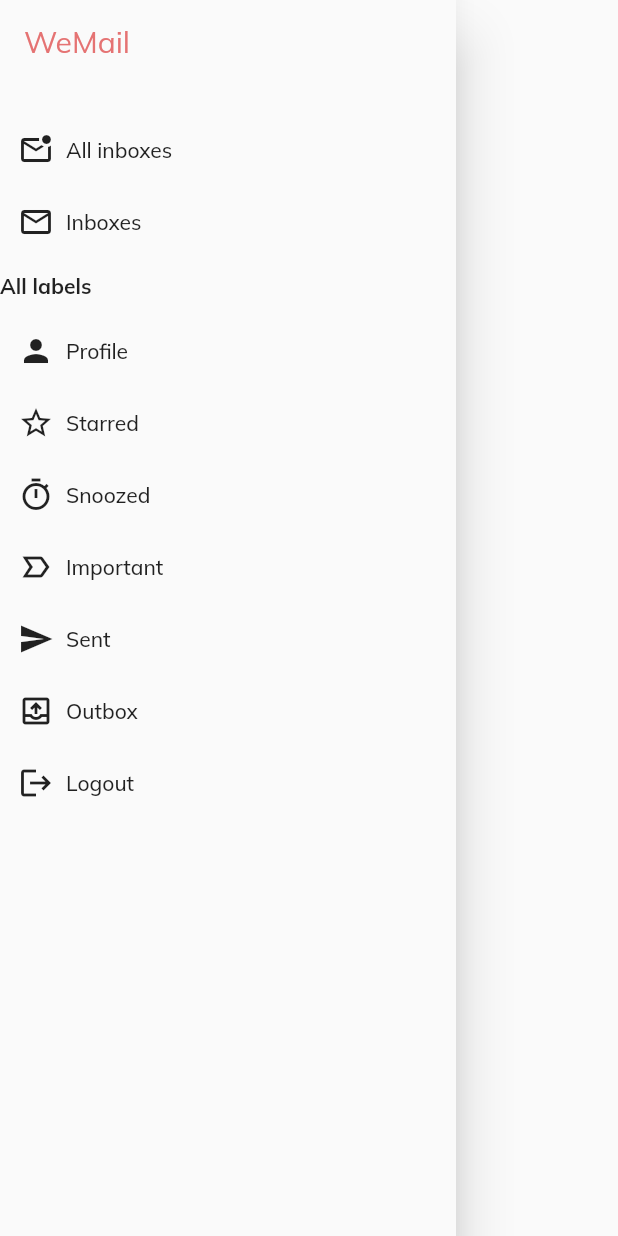
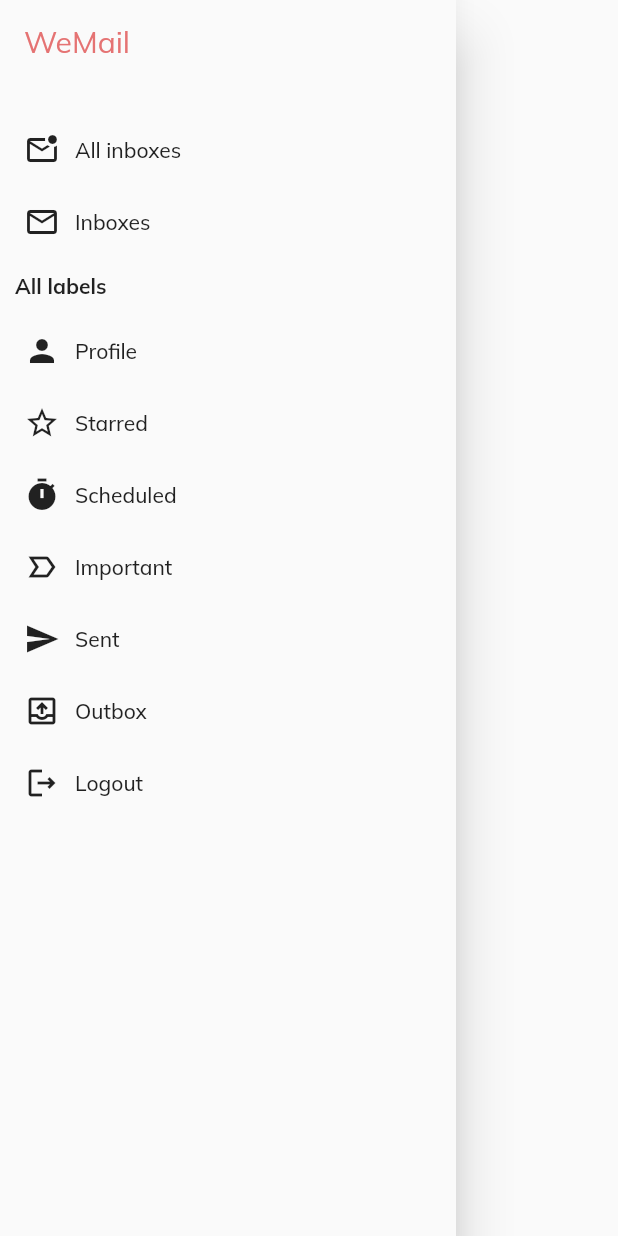
Before and after one commit to Nighthawk4709/flipr9.0, a Flutter app: the NavDrawer widget shown alone on an empty page, opened directly, on a phone screen of 412 x 824 dp. Run offline on Flutter 3.47's test engine with Material 2 defaults, Android fonts, the phone set to English and light mode, and no system bars; our stand-ins replace firebase_core, font_awesome_flutter, getwidget, google_fonts; missing offline and left inert: lit_firebase_auth; accounts and stored records are empty.

Commit message:
new layout done

```diff
--- a/lib/homepage/drawer.dart
+++ b/lib/homepage/drawer.dart
@@ -1,3 +1,4 @@
+import 'package:flipr/history/sent.dart';
 import 'package:flutter/material.dart';
 import 'package:lit_firebase_auth/lit_firebase_auth.dart';
 
@@ -25,34 +26,57 @@ class _NavDrawerState extends State<NavDrawer> {
               height: 20.0,
             ),
             Row(children: [
-            Container(
+              InkWell(
+                  child: Container(
                 width: MediaQuery.of(context).size.width * 0.7,
+                child: FlatButton(
+                  minWidth: MediaQuery.of(context).size.width * 0.7,
+                  onPressed: () {},
                   child: Align(
                     alignment: Alignment.topLeft,
-                child: FlatButton.icon(
-                    onPressed: () {},
-                    icon: Icon(Icons.mark_email_unread_outlined),
-                    label: Text("All inboxes")),
+                    child: Row(
+                      children: [
+                        Icon(Icons.mark_email_unread_outlined),
+                        SizedBox(
+                          width: 10,
+                        ),
+                        Text("All inboxes")
+                      ],
                     ),
                   ),
+                ),
+              ))
             ]),
             Row(children: [
-            Container(
+              InkWell(
+                  child: Container(
                 width: MediaQuery.of(context).size.width * 0.7,
+                child: FlatButton(
+                  minWidth: MediaQuery.of(context).size.width * 0.7,
+                  onPressed: () {},
                   child: Align(
                     alignment: Alignment.topLeft,
-                child: FlatButton.icon(
-                    onPressed: () {},
-                    icon: Icon(Icons.email_outlined),
-                    label: Text("Inboxes")),
+                    child: Row(
+                      children: [
+                        Icon(Icons.email_outlined),
+                        SizedBox(
+                          width: 10,
+                        ),
+                        Text("Inboxes")
+                      ],
                     ),
                   ),
+                ),
+              ))
             ]),
             SizedBox(
               height: 10.0,
             ),
             Row(
               children: [
+                SizedBox(
+                  width: 10,
+                ),
                 Text(
                   "All labels",
                   style: TextStyle(fontWeight: FontWeight.bold),
@@ -63,93 +87,162 @@ class _NavDrawerState extends State<NavDrawer> {
               height: 10.0,
             ),
             Row(children: [
-            Container(
+              InkWell(
+                  child: Container(
                 width: MediaQuery.of(context).size.width * 0.7,
+                child: FlatButton(
+                  minWidth: MediaQuery.of(context).size.width * 0.7,
+                  onPressed: () {},
                   child: Align(
                     alignment: Alignment.topLeft,
-                child: FlatButton.icon(
-                    onPressed: () {},
-                    icon: Icon(Icons.person),
-                    label: Text("Profile")),
+                    child: Row(
+                      children: [
+                        Icon(Icons.person),
+                        SizedBox(
+                          width: 10,
+                        ),
+                        Text("Profile")
+                      ],
                     ),
                   ),
+                ),
+              ))
             ]),
             Row(children: [
-            Container(
+              InkWell(
+                  child: Container(
                 width: MediaQuery.of(context).size.width * 0.7,
+                child: FlatButton(
+                  minWidth: MediaQuery.of(context).size.width * 0.7,
+                  onPressed: () {},
                   child: Align(
                     alignment: Alignment.topLeft,
-                child: FlatButton.icon(
-                    onPressed: () {},
-                    icon: Icon(Icons.star_border),
-                    label: Text("Starred")),
+                    child: Row(
+                      children: [
+                        Icon(Icons.star_border_outlined),
+                        SizedBox(
+                          width: 10,
+                        ),
+                        Text("Starred")
+                      ],
                     ),
                   ),
+                ),
+              ))
             ]),
             Row(children: [
-            Container(
+              InkWell(
+                  child: Container(
                 width: MediaQuery.of(context).size.width * 0.7,
+                child: FlatButton(
+                  minWidth: MediaQuery.of(context).size.width * 0.7,
+                  onPressed: () {},
                   child: Align(
                     alignment: Alignment.topLeft,
-                child: FlatButton.icon(
-                    onPressed: () {},
-                    icon: Icon(Icons.timer_sharp),
-                    label: Text("Snoozed")),
+                    child: Row(
+                      children: [
+                        Icon(Icons.timer),
+                        SizedBox(
+                          width: 10,
+                        ),
+                        Text("Scheduled")
+                      ],
                     ),
                   ),
+                ),
+              ))
             ]),
             Row(children: [
-            Container(
+              InkWell(
+                  child: Container(
                 width: MediaQuery.of(context).size.width * 0.7,
+                child: FlatButton(
+                  minWidth: MediaQuery.of(context).size.width * 0.7,
+                  onPressed: () {},
                   child: Align(
                     alignment: Alignment.topLeft,
-                child: FlatButton.icon(
-                    onPressed: () {},
-                    icon: Icon(Icons.label_important_outline),
-                    label: Text("Important")),
+                    child: Row(
+                      children: [
+                        Icon(Icons.label_important_outline),
+                        SizedBox(
+                          width: 10,
+                        ),
+                        Text("Important")
+                      ],
                     ),
                   ),
+                ),
+              ))
             ]),
             Row(children: [
-            Container(
+              InkWell(
+                  child: Container(
                 width: MediaQuery.of(context).size.width * 0.7,
+                child: FlatButton(
+                  minWidth: MediaQuery.of(context).size.width * 0.7,
+                  onPressed: () {},
                   child: Align(
                     alignment: Alignment.topLeft,
-                child: FlatButton.icon(
-                    onPressed: () {},
-                    icon: Icon(Icons.send_sharp),
-                    label: Text("Sent")),
+                    child: Row(
+                      children: [
+                        Icon(Icons.send),
+                        SizedBox(
+                          width: 10,
+                        ),
+                        Text("Sent")
+                      ],
                     ),
                   ),
+                ),
+              ))
             ]),
             Row(children: [
-            Container(
+              InkWell(
+                  child: Container(
                 width: MediaQuery.of(context).size.width * 0.7,
+                child: FlatButton(
+                  minWidth: MediaQuery.of(context).size.width * 0.7,
+                  onPressed: () {},
                   child: Align(
                     alignment: Alignment.topLeft,
-                child: FlatButton.icon(
-                    onPressed: () {},
-                    icon: Icon(Icons.outbox_outlined),
-                    label: Text("Outbox")),
+                    child: Row(
+                      children: [
+                        Icon(Icons.outbox_outlined),
+                        SizedBox(
+                          width: 10,
+                        ),
+                        Text("Outbox")
+                      ],
                     ),
                   ),
+                ),
+              ))
             ]),
             Row(children: [
-            Container(
+              InkWell(
+                  child: Container(
                 width: MediaQuery.of(context).size.width * 0.7,
-              child: Align(
-                alignment: Alignment.topLeft,
-                child: FlatButton.icon(
+                child: FlatButton(
+                  minWidth: MediaQuery.of(context).size.width * 0.7,
                   onPressed: () {
                     context.signOut();
                   },
-                    icon: Icon(Icons.logout),
-                    label: Text("Logout")),
+                  child: Align(
+                    alignment: Alignment.topLeft,
+                    child: Row(
+                      children: [
+                        Icon(Icons.logout_outlined),
+                        SizedBox(
+                          width: 10,
+                        ),
+                        Text("Logout")
+                      ],
                     ),
                   ),
+                ),
+              ))
             ]),
-        ],
-      ),
+          ]),
     );
   }
 }
--- a/lib/homepage/homescreen.dart
+++ b/lib/homepage/homescreen.dart
@@ -103,7 +103,7 @@ class _HomeScreenState extends State<HomeScreen> {
           child: NavDrawer(),
         ),
         appBar: AppBar(
-          backgroundColor: Colors.red[400],
+          backgroundColor: Colors.red[300],
           toolbarHeight: MediaQuery.of(context).size.height * 0.125,
           actions: [SearchBar()],
         ),
@@ -135,7 +135,7 @@ class _HomeScreenState extends State<HomeScreen> {
                                     MediaQuery.of(context).size.height * 0.12,
                                 child: Center(
                                   child: CircleAvatar(
-                                    radius: 36.00,
+                                    radius: 24.00,
                                     backgroundColor: _color[index],
                                     child: Text(
                                       headers[index][0],
```
Also changed, not shown: lib/history/sent.dart (added, +218 -0 lines), lib/homepage/edit.dart (+19 -10 lines). Lines whose indentation alone changed are shown as unchanged.
